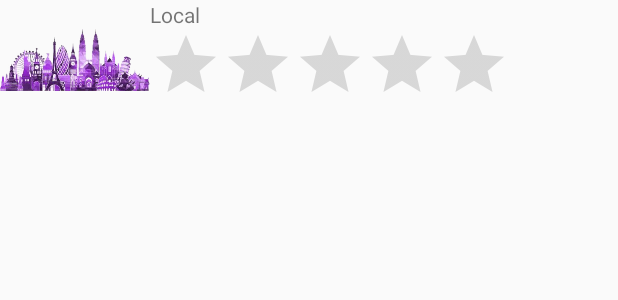
After one commit to andretalpo/TourIt, an Android app: the layout viewholder_local.xml on its own in the app's theme, with its tools: preview values and no code run, on a phone screen of 412 x 824 dp. The commit adds this screen. Shown: the top 300 px of the screen. Run offline under Robolectric (Android 15) with nearby library versions, the phone set to English and light mode, and no system bars.

Commit message:
Início do manter local

```diff
--- a/app/build.gradle
+++ b/app/build.gradle
@@ -34,6 +34,7 @@ dependencies {
     compile 'com.google.android.gms:play-services-auth:10.2.6'
     compile 'com.google.firebase:firebase-storage:10.2.6'
     compile 'com.google.code.gson:gson:2.8.1'
+    compile 'com.google.android.gms:play-services-maps:10.2.6'
     testCompile 'junit:junit:4.12'
 }
 
--- /dev/null
+++ b/app/src/main/res/layout/viewholder_local.xml
@@ -0,0 +1,30 @@
+<?xml version="1.0" encoding="utf-8"?>
+<RelativeLayout xmlns:android="http://schemas.android.com/apk/res/android"
+    android:orientation="vertical"
+    android:layout_width="match_parent"
+    android:layout_height="wrap_content">
+
+    <ImageView
+        android:layout_width="100dp"
+        android:layout_height="80dp"
+        android:src="@drawable/background_imagem_new"
+        android:id="@+id/imagemLocalViewHolderImageView"/>
+
+    <TextView
+        android:layout_width="wrap_content"
+        android:layout_height="wrap_content"
+        android:text="Local"
+        android:id="@+id/nomeLocalViewHolderTextView"
+        android:layout_toRightOf="@id/imagemLocalViewHolderImageView"/>
+
+    <RatingBar
+        android:layout_width="wrap_content"
+        android:layout_height="wrap_content"
+        android:id="@+id/avaliacaoLocalViewHolderRatingBar"
+        android:layout_toRightOf="@id/imagemLocalViewHolderImageView"
+        android:layout_below="@id/nomeLocalViewHolderTextView"/>
+
+
+
+
+</RelativeLayout>
--- a/app/src/main/res/values/strings.xml
+++ b/app/src/main/res/values/strings.xml
@@ -89,4 +89,5 @@
     <string name="email">Email:</string>
     <string name="nome_usuario_logado">Usuário</string>
     <string name="username_logado">Username</string>
+    <string name="google_maps_key">AIzaSyAZdDBDb_NfnoqH2Q2SnyL_wE5Ns7YMmr4</string>
 </resources>
```
Also changed, not shown: app/src/main/AndroidManifest.xml (+13 -0 lines), app/src/main/java/br/com/marcus/fernanda/andre/tourit/local/controler/LocalListFragment.java (added, +27 -0 lines), app/src/main/java/br/com/marcus/fernanda/andre/tourit/local/model/AvaliacaoLocal.java (added, +45 -0 lines), app/src/main/java/br/com/marcus/fernanda/andre/tourit/local/model/Local.java (added, +89 -0 lines), app/src/main/java/br/com/marcus/fernanda/andre/tourit/local/model/LocalAdapter.java (added, +37 -0 lines), app/src/main/java/br/com/marcus/fernanda/andre/tourit/local/model/LocalViewHolder.java (added, +8 -0 lines), app/src/main/res/layout/content_main.xml (+18 -0 lines).
